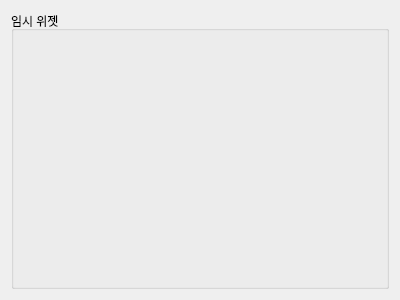
The window that ui/alarm_widget.ui (Glen-Lee-glitch/new_viewer) describes before a commit, drawn with Qt 5.
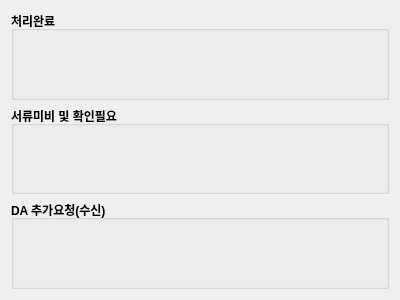
The same window after the commit.

Commit message:
feat: alarm_widget UI 업데이트
- 새로운 QGroupBox 추가: '처리완료' 및 '서류미비 및 확인필요' 제목 설정
- 기존 '임시 위젯' 제목을 'DA 추가요청(수신)'으로 변경하여 기능 명확화

```diff
--- a/ui/alarm_widget.ui
+++ b/ui/alarm_widget.ui
@@ -16,8 +16,38 @@
   <layout class="QVBoxLayout" name="verticalLayout">
    <item>
     <widget class="QGroupBox" name="groupBox">
+     <property name="font">
+      <font>
+       <bold>true</bold>
+      </font>
+     </property>
      <property name="title">
-      <string>임시 위젯</string>
+      <string>처리완료</string>
+     </property>
+     <layout class="QHBoxLayout" name="horizontalLayout"/>
+    </widget>
+   </item>
+   <item>
+    <widget class="QGroupBox" name="groupBox_2">
+     <property name="font">
+      <font>
+       <bold>true</bold>
+      </font>
+     </property>
+     <property name="title">
+      <string>서류미비 및 확인필요</string>
+     </property>
+    </widget>
+   </item>
+   <item>
+    <widget class="QGroupBox" name="groupBox_3">
+     <property name="font">
+      <font>
+       <bold>true</bold>
+      </font>
+     </property>
+     <property name="title">
+      <string extracomment="추가 변경 요청 시 알림이 오는 영역">DA 추가요청(수신)</string>
      </property>
     </widget>
    </item>
```
